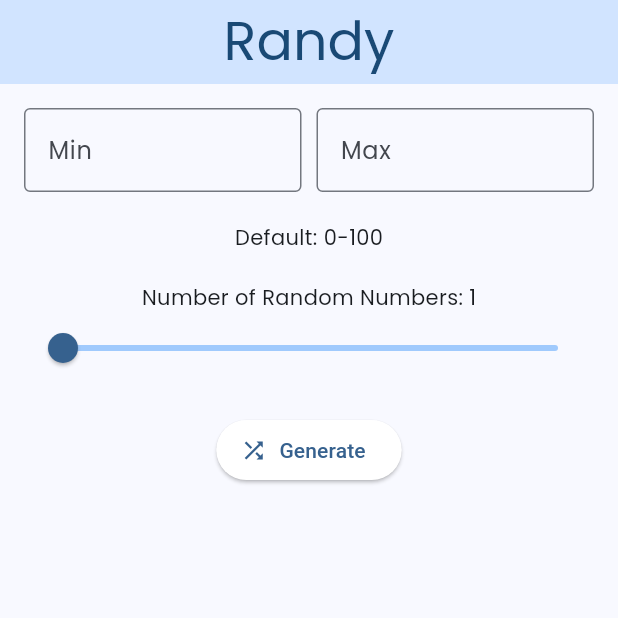
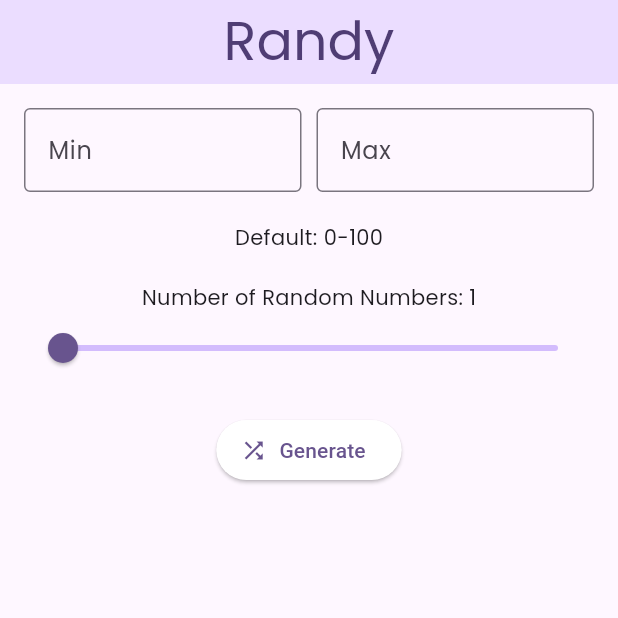
Before and after one commit to EricZeller/flutter_randy, a Flutter app: the screen it shows after launch, on a phone screen of 412 x 824 dp, the top half of it. Run offline on Flutter 3.47's test engine with Material 3 defaults, Android fonts, the light colour scheme and no system bars; drawn by our look-alikes of dynamic_color.

Commit message:
default color changed to deeppurple

```diff
--- a/lib/main.dart
+++ b/lib/main.dart
@@ -18,9 +18,9 @@ class RandomNumberGeneratorApp extends StatelessWidget {
           lightColorScheme = lightDynamic.harmonized();
           darkColorScheme = darkDynamic.harmonized();
         } else {
-          lightColorScheme = ColorScheme.fromSeed(seedColor: Colors.blue);
+          lightColorScheme = ColorScheme.fromSeed(seedColor: Colors.deepPurple);
           darkColorScheme = ColorScheme.fromSeed(
-              seedColor: Colors.blue, brightness: Brightness.dark);
+              seedColor: Colors.deepPurple, brightness: Brightness.dark);
         }
 
         return MaterialApp(
```
Also changed, not shown: 1 other file.
